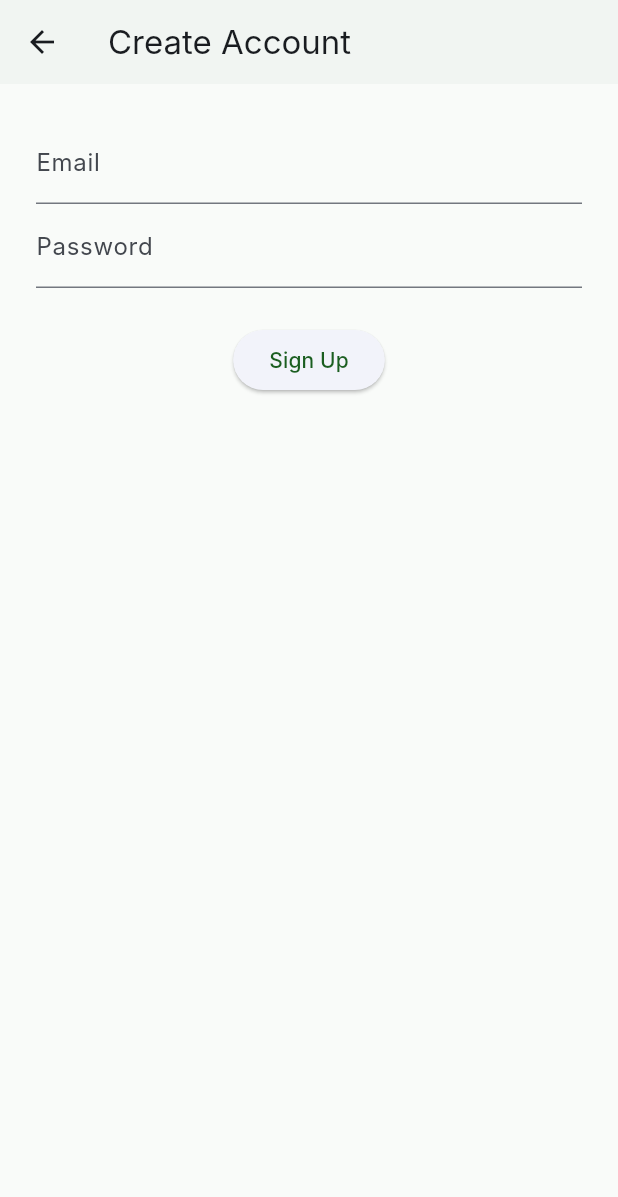
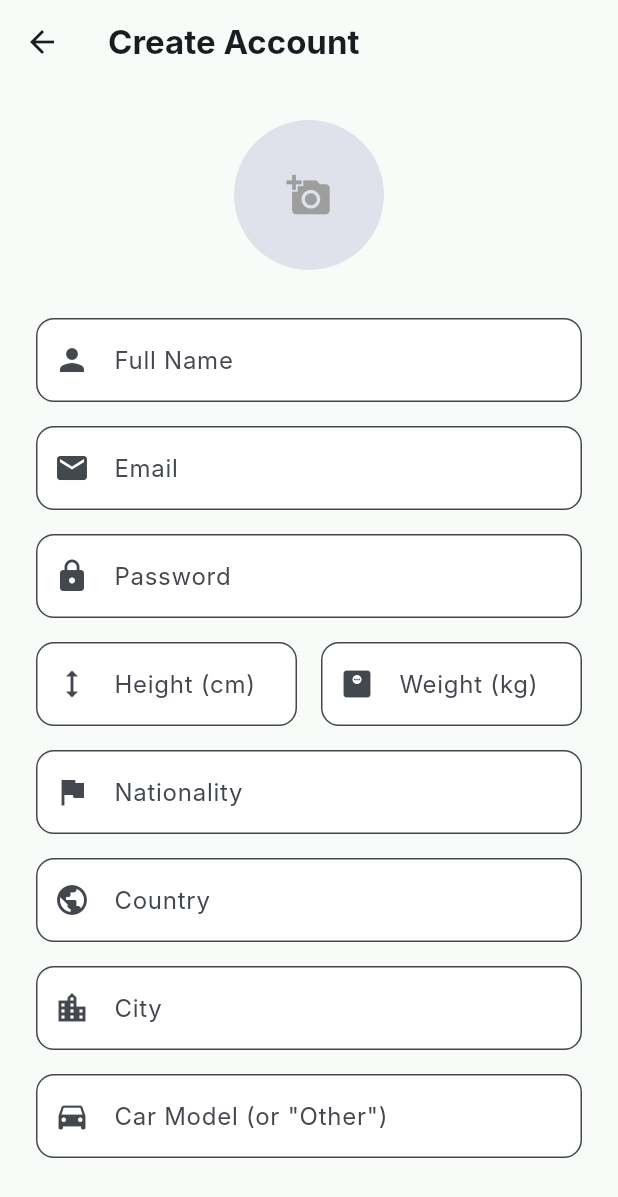
Before and after one commit to Rans20/EcoTrack, a Flutter app: the SignUpScreen screen opened directly, on a phone screen of 412 x 824 dp. Shown: the top 1197 px of the screen. Run offline on Flutter 3.47's test engine with Material 3 defaults, Android fonts, the phone set to English and light mode, and no system bars; our stand-ins replace fl_chart, google_maps_flutter, google_sign_in, image_picker, location, supabase_flutter; accounts and stored records are empty; Roboto replaces fonts that are missing (Inter).

Commit message:
added some changes

```diff
--- a/lib/main.dart
+++ b/lib/main.dart
@@ -1,6 +1,9 @@
+import 'dart:io';
 import 'package:flutter/material.dart';
 import 'package:supabase_flutter/supabase_flutter.dart';
 import 'package:provider/provider.dart';
+import 'package:image_picker/image_picker.dart';
+import 'models/user_profile.dart';
 import 'services/supabase_service.dart';
 import 'screens/home_screen.dart';
 import 'screens/leaderboard_screen.dart';
@@ -159,36 +162,91 @@ class SignUpScreen extends StatefulWidget {
 class _SignUpScreenState extends State<SignUpScreen> {
   final _emailController = TextEditingController();
   final _passwordController = TextEditingController();
+  final _nameController = TextEditingController();
+  final _heightController = TextEditingController();
+  final _weightController = TextEditingController();
+  final _nationalityController = TextEditingController();
+  final _countryController = TextEditingController();
+  final _cityController = TextEditingController();
+  final _carController = TextEditingController();
+  File? _imageFile;
+
+  Future<void> _pickImage() async {
+    final picker = ImagePicker();
+    final pickedFile = await picker.pickImage(source: ImageSource.gallery);
+    if (pickedFile != null) {
+      setState(() => _imageFile = File(pickedFile.path));
+    }
+  }
 
   @override
   Widget build(BuildContext context) {
+    final theme = Theme.of(context);
     return Scaffold(
-      appBar: AppBar(title: const Text('Create Account')),
-      body: Padding(
+      appBar: AppBar(
+        title: const Text('Create Account', style: TextStyle(fontWeight: FontWeight.bold)),
+        backgroundColor: Colors.transparent,
+        elevation: 0,
+      ),
+      body: SingleChildScrollView(
         padding: const EdgeInsets.all(24.0),
         child: Column(
+          crossAxisAlignment: CrossAxisAlignment.stretch,
           children: [
-            TextField(
-              controller: _emailController,
-              decoration: const InputDecoration(labelText: 'Email'),
+            Center(
+              child: GestureDetector(
+                onTap: _pickImage,
+                child: CircleAvatar(
+                  radius: 50,
+                  backgroundColor: theme.colorScheme.surfaceVariant,
+                  backgroundImage: _imageFile != null ? FileImage(_imageFile!) : null,
+                  child: _imageFile == null
+                      ? const Icon(Icons.add_a_photo, size: 30, color: Colors.grey)
+                      : null,
+                ),
+              ),
             ),
-            TextField(
-              controller: _passwordController,
-              decoration: const InputDecoration(labelText: 'Password'),
-              obscureText: true,
+            const SizedBox(height: 32),
+            _buildTextField(_nameController, 'Full Name', Icons.person),
+            _buildTextField(_emailController, 'Email', Icons.email),
+            _buildTextField(_passwordController, 'Password', Icons.lock, obscure: true),
+            Row(
+              children: [
+                Expanded(child: _buildTextField(_heightController, 'Height (cm)', Icons.height)),
+                const SizedBox(width: 16),
+                Expanded(child: _buildTextField(_weightController, 'Weight (kg)', Icons.monitor_weight)),
+              ],
             ),
-            const SizedBox(height: 24),
+            _buildTextField(_nationalityController, 'Nationality', Icons.flag),
+            _buildTextField(_countryController, 'Country', Icons.public),
+            _buildTextField(_cityController, 'City', Icons.location_city),
+            _buildTextField(_carController, 'Car Model (or "Other")', Icons.directions_car),
+            const SizedBox(height: 40),
             ElevatedButton(
               onPressed: () async {
                 try {
+                  final profile = UserProfile(
+                    id: '',
+                    fullName: _nameController.text,
+                    heightCm: _heightController.text,
+                    weightKg: _weightController.text,
+                    nationality: _nationalityController.text,
+                    country: _countryController.text,
+                    city: _cityController.text,
+                    car: _carController.text.isEmpty ? 'Other' : _carController.text,
+                    createdAt: DateTime.now(),
+                  );
                   await context.read<SupabaseService>().signUp(
                         _emailController.text,
                         _passwordController.text,
+                        profile,
+                        _imageFile,
                       );
                   if (context.mounted) {
                     ScaffoldMessenger.of(context).showSnackBar(
-                      const SnackBar(content: Text('Verification email sent!')),
+                      const SnackBar(content: Text('Account created! Please check your email.')),
                     );
+                    Navigator.pop(context);
                   }
                 } catch (e) {
                   ScaffoldMessenger.of(context).showSnackBar(
@@ -196,9 +254,32 @@ class _SignUpScreenState extends State<SignUpScreen> {
                   );
                 }
               },
-              child: const Text('Sign Up'),
+              style: ElevatedButton.styleFrom(
+                backgroundColor: theme.colorScheme.primary,
+                foregroundColor: Colors.white,
+                padding: const EdgeInsets.symmetric(vertical: 18),
+                shape: RoundedRectangleBorder(borderRadius: BorderRadius.circular(12)),
+              ),
+              child: const Text('Sign Up', style: TextStyle(fontSize: 18, fontWeight: FontWeight.bold)),
             ),
           ],
+        ),
+      ),
+    );
+  }
+
+  Widget _buildTextField(TextEditingController controller, String label, IconData icon, {bool obscure = false}) {
+    return Padding(
+      padding: const EdgeInsets.only(bottom: 16),
+      child: TextField(
+        controller: controller,
+        obscureText: obscure,
+        decoration: InputDecoration(
+          labelText: label,
+          prefixIcon: Icon(icon),
+          border: OutlineInputBorder(borderRadius: BorderRadius.circular(12)),
+          filled: true,
+          fillColor: Colors.white,
         ),
       ),
     );
@@ -254,10 +335,26 @@ class _MainNavigationState extends State<MainNavigation> {
             showSelectedLabels: true,
             showUnselectedLabels: true,
             items: const [
-              BottomNavigationBarItem(icon: Icon(Icons.dashboard_rounded), label: 'Home'),
-              BottomNavigationBarItem(icon: Icon(Icons.map_rounded), label: 'Maps'),
-              BottomNavigationBarItem(icon: Icon(Icons.emoji_events_rounded), label: 'Global'),
-              BottomNavigationBarItem(icon: Icon(Icons.analytics_rounded), label: 'Stats'),
+              BottomNavigationBarItem(
+                icon: Icon(Icons.dashboard_rounded, size: 28),
+                activeIcon: Icon(Icons.dashboard_rounded, size: 32),
+                label: 'Home',
+              ),
+              BottomNavigationBarItem(
+                icon: Icon(Icons.map_rounded, size: 28),
+                activeIcon: Icon(Icons.map_rounded, size: 32),
+                label: 'Maps',
+              ),
+              BottomNavigationBarItem(
+                icon: Icon(Icons.emoji_events_rounded, size: 28),
+                activeIcon: Icon(Icons.emoji_events_rounded, size: 32),
+                label: 'Global',
+              ),
+              BottomNavigationBarItem(
+                icon: Icon(Icons.analytics_rounded, size: 28),
+                activeIcon: Icon(Icons.analytics_rounded, size: 32),
+                label: 'Stats',
+              ),
             ],
           ),
         ),
--- a/lib/models/user_profile.dart
+++ b/lib/models/user_profile.dart
@@ -1,18 +1,13 @@
-enum ActivityMode { personal, driving, biking, shipping, walking, hiking }
-enum Industry { transport, maritime, aviation, recycling, energy, agriculture, other }
-enum EngineSize { electric, hybrid, l1_0, l1_2, l1_4, l1_6, l2_0, l2_5, l3_0plus }
-
 class UserProfile {
   final String id;
   final String fullName;
   final String heightCm;
   final String weightKg;
+  final String nationality;
   final String country;
   final String city;
-  final String carEngineSize;
-  final String industry;
-  final String activityMode;
-  final String? photoUri;
+  final String car;
+  final String? photoUrl;
   final DateTime createdAt;
 
   UserProfile({
@@ -20,12 +15,11 @@ class UserProfile {
     required this.fullName,
     required this.heightCm,
     required this.weightKg,
+    required this.nationality,
     required this.country,
     required this.city,
-    required this.carEngineSize,
-    required this.industry,
-    required this.activityMode,
-    this.photoUri,
+    required this.car,
+    this.photoUrl,
     required this.createdAt,
   });
 
@@ -35,13 +29,14 @@ class UserProfile {
       fullName: json['full_name'] ?? '',
       heightCm: json['height_cm'] ?? '',
       weightKg: json['weight_kg'] ?? '',
+      nationality: json['nationality'] ?? '',
       country: json['country'] ?? '',
       city: json['city'] ?? '',
-      carEngineSize: json['car_engine_size'] ?? '1.0L',
-      industry: json['industry'] ?? 'Other',
-      activityMode: json['activity_mode'] ?? 'personal',
-      photoUri: json['photo_uri'],
-      createdAt: DateTime.parse(json['created_at']),
+      car: json['car'] ?? 'Other',
+      photoUrl: json['photo_url'],
+      createdAt: json['created_at'] != null
+          ? DateTime.parse(json['created_at'])
+          : DateTime.now(),
     );
   }
 
@@ -51,12 +46,11 @@ class UserProfile {
       'full_name': fullName,
       'height_cm': heightCm,
       'weight_kg': weightKg,
+      'nationality': nationality,
       'country': country,
       'city': city,
-      'car_engine_size': carEngineSize,
-      'industry': industry,
-      'activity_mode': activityMode,
-      'photo_uri': photoUri,
+      'car': car,
+      'photo_url': photoUrl,
     };
   }
 }
--- a/pubspec.yaml
+++ b/pubspec.yaml
@@ -16,6 +16,8 @@ dependencies:
   intl: ^0.19.0
   provider: ^6.1.1
   google_sign_in: ^6.2.1
+  image_picker: ^1.0.7
+  path: ^1.9.0
 
 dev_dependencies:
   flutter_test:
```
Also changed, not shown: lib/services/supabase_service.dart (+40 -2 lines), pubspec.lock, 6 other files.
